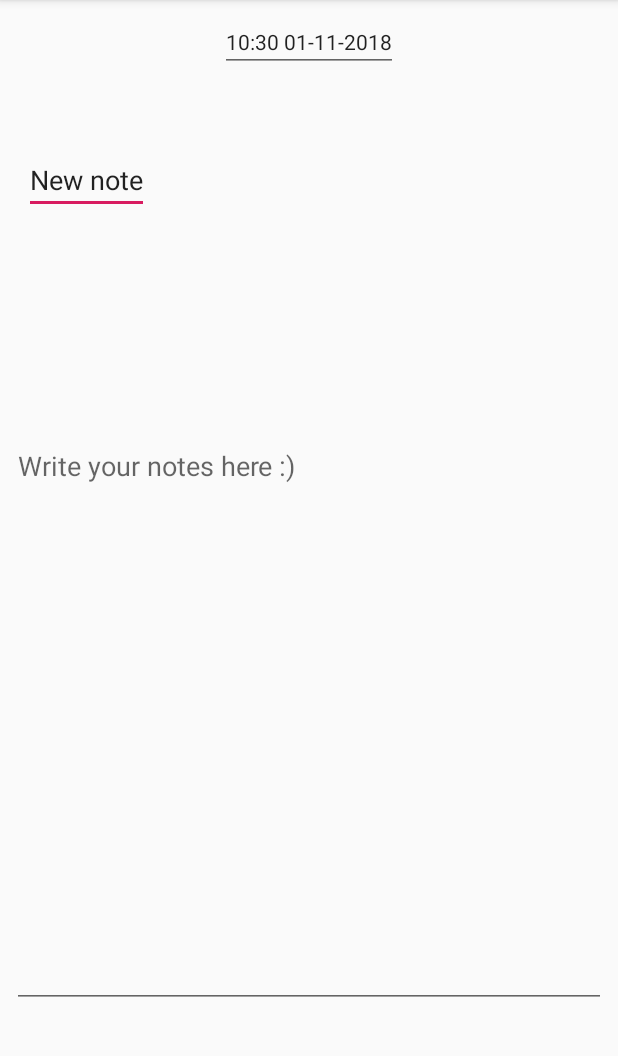
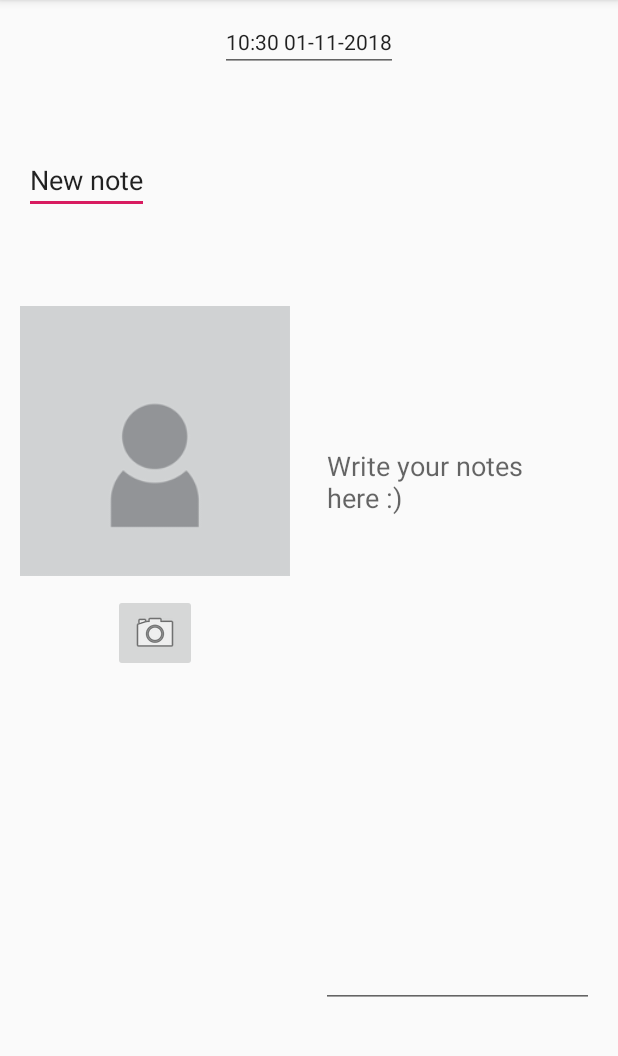
Before and after one commit to WeeDLY/Internote, an Android app: the NoteImageActivity screen opened directly, with no data from a screen before it, on a phone screen of 412 x 824 dp, the part 84-1140 px from its top. Run offline under Robolectric (Android 15) with nearby library versions, the phone set to English and light mode, and no system bars; our stand-ins replace Firebase (no records; nobody signed in at launch, a user with empty details on screens opened directly).

Commit message:
TRIED to add picture handeling to NoteImageActivity

```diff
--- a/app/src/main/java/no/hiof/internote/internote/NoteImageActivity.java
+++ b/app/src/main/java/no/hiof/internote/internote/NoteImageActivity.java
@@ -2,6 +2,9 @@ package no.hiof.internote.internote;
 
 import android.content.Context;
 import android.content.Intent;
+import android.graphics.Bitmap;
+import android.graphics.drawable.BitmapDrawable;
+import android.provider.MediaStore;
 import android.support.annotation.NonNull;
 import android.support.v7.app.AppCompatActivity;
 import android.os.Bundle;
@@ -11,6 +14,7 @@ import android.view.MenuInflater;
 import android.view.MenuItem;
 import android.view.View;
 import android.widget.EditText;
+import android.widget.ImageView;
 import android.widget.TextView;
 import android.widget.Toast;
 
@@ -41,12 +45,17 @@ public class NoteImageActivity extends AppCompatActivity {
     private String currentNoteDetailedKey;
     private String currentNoteOverviewKey;
 
+    public static final int REQUEST_IMAGE_CAPTURE = 1;
+    private ImageView imageView_noteImage;
+    public static final String IMAGE_KEY = "image_key";
+    private BitmapDrawable drawable;
+
     private boolean deletingNote = false; // TODO: Has to be a better way, than this
 
     @Override
     protected void onCreate(Bundle savedInstanceState) {
         super.onCreate(savedInstanceState);
-        setContentView(R.layout.activity_note_text);
+        setContentView(R.layout.activity_note_image);
 
         textTitle = findViewById(R.id.textTitle);
         textLastEdited = findViewById(R.id.textLastEdited);
@@ -63,6 +72,17 @@ public class NoteImageActivity extends AppCompatActivity {
             noteDetailed = new NoteDetailed("New note", "", System.currentTimeMillis());
             fillFields();
         }
+
+        imageView_noteImage = findViewById(R.id.imageView_image);
+
+        /*// Setting the saved picture in the image view if there is any
+        if (savedInstanceState != null) {
+            Bitmap tmp = savedInstanceState.getParcelable(IMAGE_KEY);
+            if (tmp != null) {
+                drawable = new BitmapDrawable(getResources(), tmp);
+                imageView_noteImage.setImageDrawable(drawable);
+            }
+        }*/
     }
 
     /*
@@ -142,6 +162,40 @@ public class NoteImageActivity extends AppCompatActivity {
     }
 
     /*
+        Capture a picture for the note
+    */
+    public void getAnotherPicture (View view) {
+        Intent intent = new Intent(MediaStore.ACTION_IMAGE_CAPTURE);
+        startActivityForResult(intent, REQUEST_IMAGE_CAPTURE);
+    }
+
+    /*// Replaces the current picture in the image section
+    @Override
+    protected void onActivityResult(int requestCode, int resultCode, Intent data){
+        super.onActivityResult(requestCode, resultCode, data);
+        if (requestCode == REQUEST_IMAGE_CAPTURE && resultCode == RESULT_OK) {
+            // Setting the picture taken
+            Bundle extras = data.getExtras();
+            Bitmap picture = (Bitmap) extras.get("data");
+            imageView_noteImage.setImageBitmap(picture);
+
+            // converting the Bitmap to a BitmapDrawable
+            drawable = new BitmapDrawable(getResources(), picture);
+        } else {
+            Toast.makeText(this, "Couldn't get picture", Toast.LENGTH_SHORT).show();
+        }
+    }
+
+    // Saving the picture
+    @Override
+    public void onSaveInstanceState(Bundle outState) {
+        super.onSaveInstanceState(outState);
+        if (drawable != null) {
+            outState.putParcelable(IMAGE_KEY, drawable.getBitmap());
+        }
+    }*/
+
+    /*
         Retrieves document information from firebase
      */
     private void retrieveDocument(String documentId){
--- a/app/src/main/res/layout/activity_note_image.xml
+++ b/app/src/main/res/layout/activity_note_image.xml
@@ -7,96 +7,103 @@
     tools:context=".NoteImageActivity">
 
     <EditText
-        android:id="@+id/textCreationDate"
-        android:layout_width="wrap_content"
-        android:layout_height="43dp"
-        android:layout_marginTop="8dp"
-        android:ems="10"
-        android:inputType="date"
-        app:layout_constraintEnd_toEndOf="parent"
-        app:layout_constraintHorizontal_bias="0.5"
-        app:layout_constraintStart_toEndOf="@+id/imageDisplay"
-        app:layout_constraintTop_toTopOf="parent" />
-
-    <TextView
-        android:id="@+id/textTitle"
+        android:id="@+id/textLastEdited"
         android:layout_width="wrap_content"
         android:layout_height="wrap_content"
         android:layout_marginStart="8dp"
         android:layout_marginTop="8dp"
         android:layout_marginEnd="8dp"
-        android:text="Title"
+        android:clickable="false"
+        android:cursorVisible="false"
+        android:focusable="false"
+        android:focusableInTouchMode="false"
+        android:inputType="date"
+        android:text="@string/date_text_filler"
+        android:textSize="@dimen/textview_date"
         app:layout_constraintEnd_toEndOf="parent"
         app:layout_constraintStart_toStartOf="parent"
-        app:layout_constraintTop_toTopOf="@+id/guideline" />
+        app:layout_constraintTop_toTopOf="parent" />
+
+    <EditText
+        android:id="@+id/textTitle"
+        android:layout_width="wrap_content"
+        android:layout_height="wrap_content"
+        android:layout_marginStart="16dp"
+        android:layout_marginTop="8dp"
+        android:layout_marginEnd="8dp"
+        android:layout_marginBottom="8dp"
+        android:hint="@string/note_title_filler"
+        app:layout_constraintBottom_toTopOf="@+id/guidelineHeader"
+        app:layout_constraintEnd_toStartOf="@+id/guildelineMiddle"
+        app:layout_constraintHorizontal_bias="0.0"
+        app:layout_constraintStart_toStartOf="parent"
+        app:layout_constraintTop_toBottomOf="@+id/textLastEdited" />
 
     <EditText
         android:id="@+id/textContent"
+        android:layout_width="182dp"
+        android:layout_height="384dp"
+        android:layout_marginEnd="8dp"
+        android:ems="10"
+        android:gravity="top"
+        android:hint="@string/note_text_content_filler"
+        android:inputType="textMultiLine"
+        app:layout_constraintBottom_toBottomOf="parent"
+        app:layout_constraintEnd_toEndOf="parent"
+        app:layout_constraintStart_toStartOf="@+id/guildelineMiddle"
+        app:layout_constraintTop_toTopOf="@+id/guidelineHeader" />
+
+    <com.google.android.gms.maps.MapView
+        android:id="@+id/mapView3"
         android:layout_width="wrap_content"
-        android:layout_height="wrap_content"
+        android:layout_height="46dp"
         android:layout_marginStart="8dp"
         android:layout_marginTop="8dp"
         android:layout_marginEnd="8dp"
         android:layout_marginBottom="8dp"
-        android:ems="10"
-        android:inputType="textMultiLine"
-        app:layout_constraintBottom_toBottomOf="parent"
+        app:layout_constraintBottom_toTopOf="@+id/guidelineHeader"
         app:layout_constraintEnd_toEndOf="parent"
-        app:layout_constraintStart_toStartOf="parent"
-        app:layout_constraintTop_toBottomOf="@+id/textTitle" />
-
-    <Button
-        android:id="@+id/btnToMain"
-        android:layout_width="wrap_content"
-        android:layout_height="wrap_content"
-        android:layout_marginStart="8dp"
-        android:layout_marginBottom="8dp"
-        android:onClick="btnMainMenu"
-        android:text="Back to main"
-        app:layout_constraintBottom_toBottomOf="parent"
-        app:layout_constraintStart_toStartOf="parent" />
-
-    <Button
-        android:id="@+id/btnSave"
-        android:layout_width="wrap_content"
-        android:layout_height="wrap_content"
-        android:layout_marginEnd="8dp"
-        android:layout_marginBottom="8dp"
-        android:onClick="BtnSave"
-        android:text="Save"
-        app:layout_constraintBottom_toBottomOf="parent"
-        app:layout_constraintEnd_toEndOf="parent" />
-
-    <ImageView
-        android:id="@+id/imageDisplay"
-        android:layout_width="wrap_content"
-        android:layout_height="wrap_content"
-        android:layout_marginStart="8dp"
-        android:layout_marginBottom="8dp"
-        android:onClick="imageViewClick"
-        app:layout_constraintBottom_toTopOf="@+id/guideline"
-        app:layout_constraintHorizontal_chainStyle="spread"
-        app:layout_constraintStart_toStartOf="parent"
-        app:layout_constraintTop_toTopOf="parent"
-        app:srcCompat="@mipmap/ic_launcher" />
+        app:layout_constraintStart_toStartOf="@+id/guildelineMiddle"
+        app:layout_constraintTop_toBottomOf="@+id/textLastEdited" />
 
     <android.support.constraint.Guideline
-        android:id="@+id/guideline"
+        android:id="@+id/guidelineHeader"
         android:layout_width="wrap_content"
         android:layout_height="wrap_content"
         android:orientation="horizontal"
-        app:layout_constraintGuide_percent="0.3" />
+        app:layout_constraintGuide_percent="0.25"
+        tools:onClick="getAnotherPicture" />
+
+    <android.support.constraint.Guideline
+        android:id="@+id/guildelineMiddle"
+        android:layout_width="wrap_content"
+        android:layout_height="wrap_content"
+        android:orientation="vertical"
+        app:layout_constraintGuide_percent="0.5" />
 
     <ImageView
-        android:id="@+id/GOOGLE_MAPS_FILLEr"
+        android:id="@+id/imageView_image"
+        android:layout_width="180dp"
+        android:layout_height="188dp"
+        android:layout_marginStart="8dp"
+        android:layout_marginTop="8dp"
+        android:layout_marginEnd="8dp"
+        android:contentDescription="@string/contentDescription_noteImageActivity_note_image"
+        app:layout_constraintEnd_toStartOf="@+id/guildelineMiddle"
+        app:layout_constraintStart_toStartOf="parent"
+        app:layout_constraintTop_toTopOf="@+id/guidelineHeader"
+        app:srcCompat="@drawable/thumbnail_placeholder" />
+
+    <ImageButton
+        android:id="@+id/imageButton"
         android:layout_width="wrap_content"
         android:layout_height="wrap_content"
-        android:layout_marginStart="8dp"
-        android:layout_marginLeft="8dp"
         android:layout_marginTop="8dp"
-        android:layout_marginBottom="8dp"
-        android:src="@drawable/abc_list_focused_holo"
-        app:layout_constraintBottom_toTopOf="@+id/guideline"
-        app:layout_constraintStart_toEndOf="@+id/imageDisplay"
-        app:layout_constraintTop_toBottomOf="@+id/textCreationDate" />
+        android:onClick="getAnotherPicture"
+        android:contentDescription="@string/contentDescription_noteImageActivity_note_image"
+        app:layout_constraintEnd_toEndOf="@+id/imageView_image"
+        app:layout_constraintStart_toStartOf="@+id/imageView_image"
+        app:layout_constraintTop_toBottomOf="@+id/imageView_image"
+        app:srcCompat="@android:drawable/ic_menu_camera" />
+
 </android.support.constraint.ConstraintLayout>
--- a/app/src/main/res/values/strings.xml
+++ b/app/src/main/res/values/strings.xml
@@ -18,4 +18,5 @@
     <string name="drawer_close">drawer close</string>
     <string name="navigation_drawer_settings">Settings</string>
     <string name="navigation_drawer_logout">logout</string>
+    <string name="contentDescription_noteImageActivity_note_image">Note image</string>
 </resources>
```
